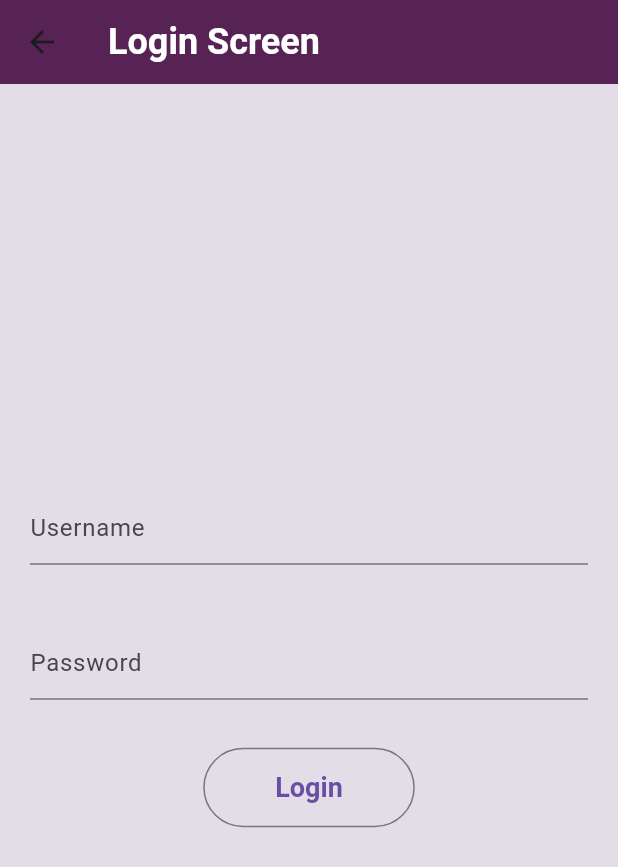
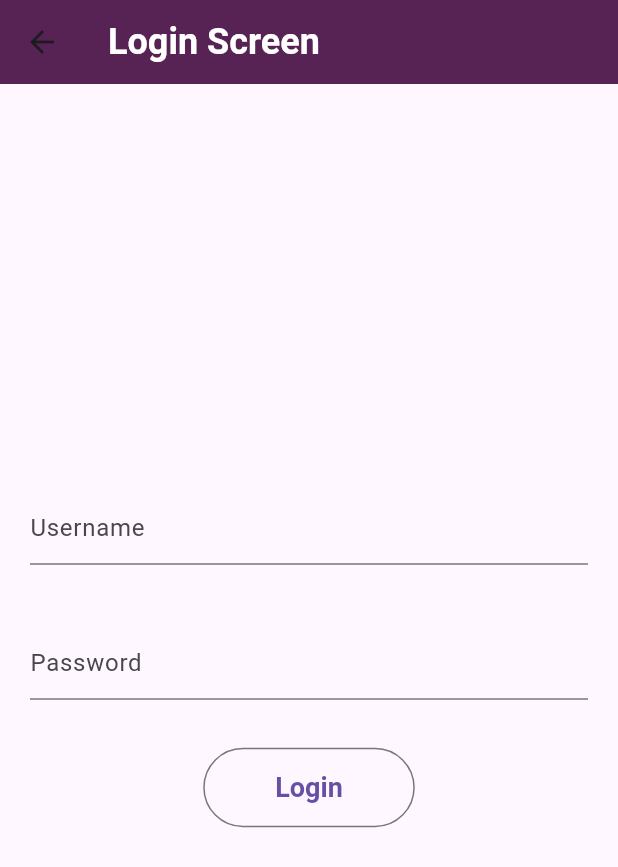
Before and after one commit to kwe92/Simply-Clean-Architecture-Project, a Flutter app: the screen it shows after launch, after a tap on "Go to protected route.", on a phone screen of 412 x 824 dp. Shown: the top 867 px of the screen. Run offline on Flutter 3.47's test engine with Material 2 defaults, Android fonts, the phone set to English and light mode, and no system bars; our stand-ins replace auto_route, shared_preferences; Roboto replaces fonts that are missing (CircularXX).

Commit message:
update: removed hard coded theme values

```diff
--- a/lib/app/themes/app_theme.dart
+++ b/lib/app/themes/app_theme.dart
@@ -1,4 +1,5 @@
 import 'package:flutter/material.dart';
+import 'package:working_with_auto_route_guards/app/themes/colors.dart';
 import 'package:working_with_auto_route_guards/app/themes/text_styles.dart';
 
 const String fontFamily = 'CircularXX';
@@ -7,6 +8,7 @@ ThemeData appTheme = ThemeData(
   useMaterial3: true,
   appBarTheme: const AppBarTheme(
     titleTextStyle: textStyleHeader0,
+    backgroundColor: AppColors.purple0,
   ),
   outlinedButtonTheme: primaryOutlinedButton,
 );
--- a/lib/features/login/ui/login_view.dart
+++ b/lib/features/login/ui/login_view.dart
@@ -17,9 +17,7 @@ class LoginView extends StatelessWidget {
       title: 'Login Screen',
       child: Consumer(
         builder: (BuildContext context, LoginScreenViewModel model, _) {
-          return ColoredBox(
-            color: const Color.fromRGBO(141, 142, 154, 0.25),
-            child: Padding(
+          return Padding(
             padding: const EdgeInsets.all(20),
             child: Column(
               mainAxisAlignment: MainAxisAlignment.center,
@@ -49,7 +47,6 @@ class LoginView extends StatelessWidget {
                 ),
               ],
             ),
-            ),
           );
         },
       ),
--- a/lib/features/shared/base_scaffold_view.dart
+++ b/lib/features/shared/base_scaffold_view.dart
@@ -9,7 +9,6 @@ class BaseScaffoldView extends StatelessWidget {
   Widget build(BuildContext context) => SafeArea(
         child: Scaffold(
           appBar: AppBar(
-            backgroundColor: const Color.fromRGBO(86, 35, 84, 1),
             title: Text(
               title,
               style: const TextStyle(
```
Lines whose indentation alone changed are shown as unchanged.
